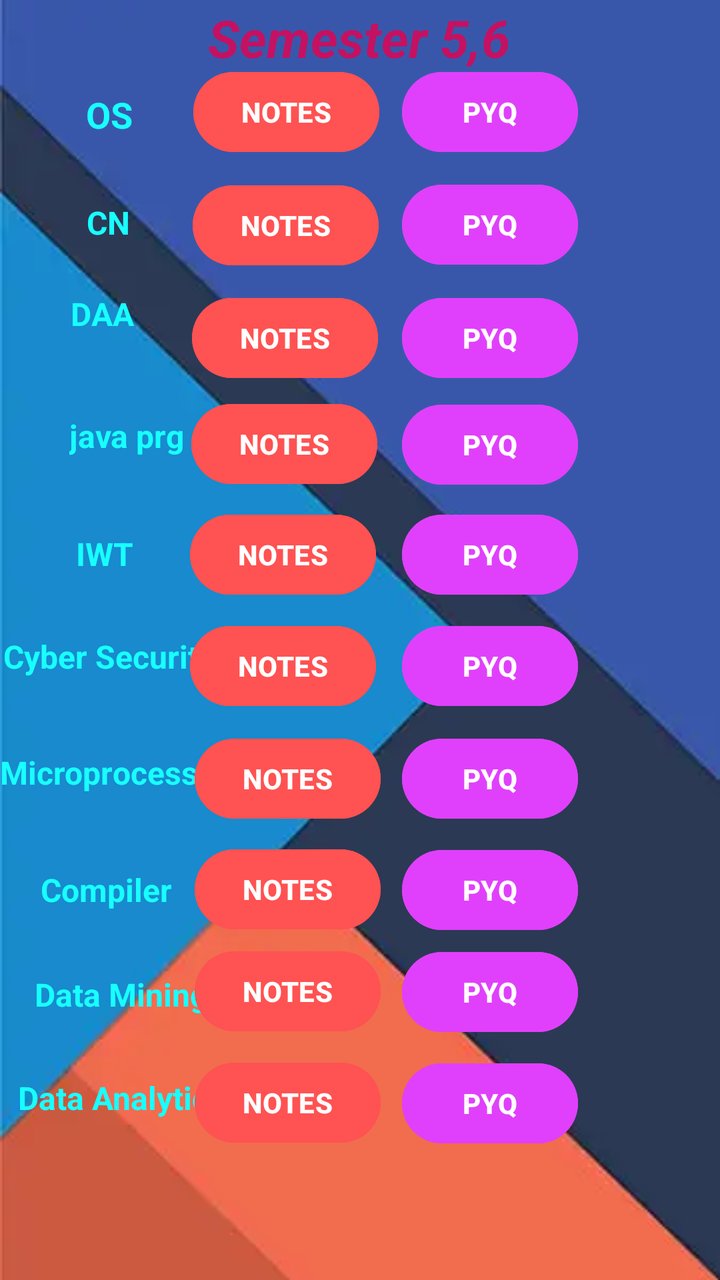
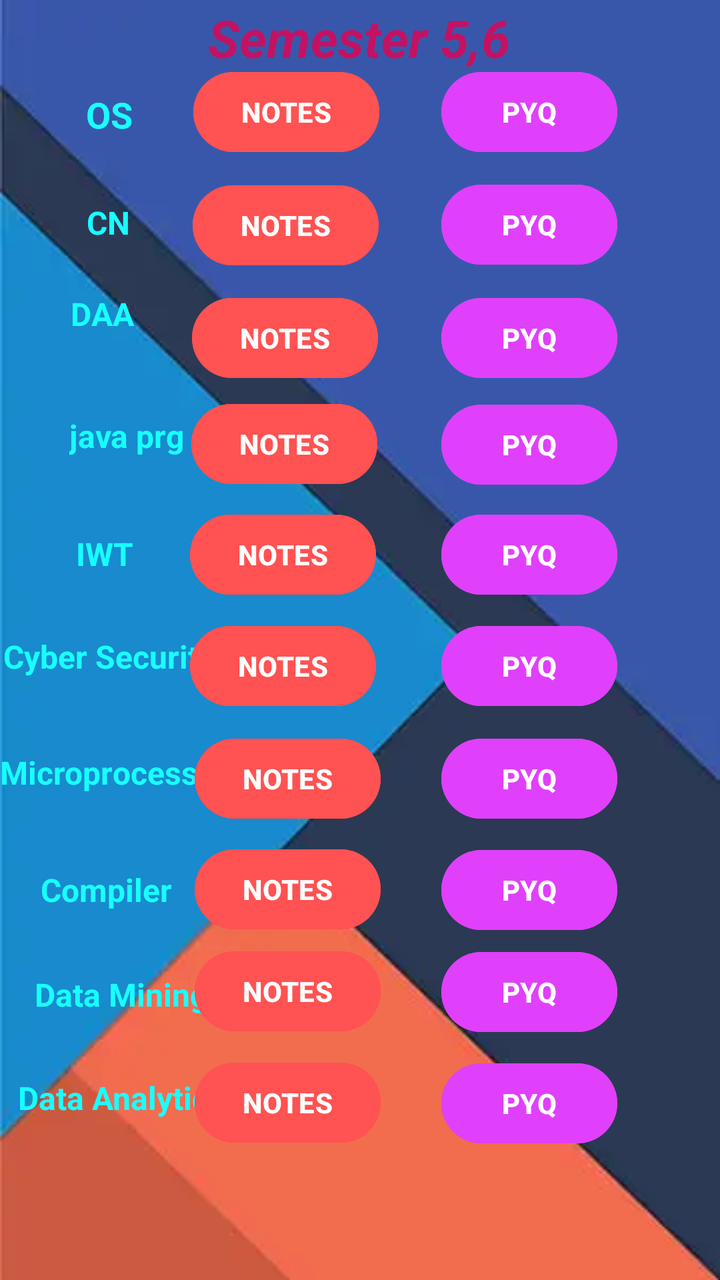

An Android layout rendered at two revisions. The XML below is the earlier revision; the diff shows what the commit changed to produce the second picture.
<!-- AndroidManifest.xml: application theme Theme.EasyStudyUTU -->
<!-- res/layout/activity_third_year.xml -->
<?xml version="1.0" encoding="utf-8"?>
<androidx.constraintlayout.widget.ConstraintLayout xmlns:android="http://schemas.android.com/apk/res/android"
    xmlns:app="http://schemas.android.com/apk/res-auto"
    xmlns:tools="http://schemas.android.com/tools"
    android:layout_width="match_parent"
    android:layout_height="match_parent"
    android:background="@drawable/background3"
    tools:context=".ThirdYear">

    <TextView
        android:id="@+id/textView21"
        android:layout_width="wrap_content"
        android:layout_height="wrap_content"
        android:text="Semester 5,6"
        android:textColor="#C51162"
        android:textSize="26sp"
        android:textStyle="bold|italic"
        app:layout_constraintBottom_toBottomOf="parent"
        app:layout_constraintEnd_toEndOf="parent"
        app:layout_constraintHorizontal_bias="0.498"
        app:layout_constraintStart_toStartOf="parent"
        app:layout_constraintTop_toTopOf="parent"
        app:layout_constraintVertical_bias="0.002" />

    <TextView
        android:id="@+id/textView22"
        android:layout_width="wrap_content"
        android:layout_height="wrap_content"
        android:text="OS"
        android:textColor="#18FFFF"
        android:textSize="18sp"
        android:textStyle="bold"
        app:layout_constraintBottom_toBottomOf="parent"
        app:layout_constraintEnd_toEndOf="parent"
        app:layout_constraintHorizontal_bias="0.128"
        app:layout_constraintStart_toStartOf="parent"
        app:layout_constraintTop_toTopOf="parent"
        app:layout_constraintVertical_bias="0.073" />

    <Button
        android:id="@+id/osnotes"
        android:layout_width="wrap_content"
        android:layout_height="wrap_content"
        android:backgroundTint="#FF5252"
        android:text="NOTES"
        android:textStyle="bold"
        app:layout_constraintBottom_toBottomOf="parent"
        app:layout_constraintEnd_toEndOf="parent"
        app:layout_constraintHorizontal_bias="0.362"
        app:layout_constraintStart_toStartOf="parent"
        app:layout_constraintTop_toTopOf="parent"
        app:layout_constraintVertical_bias="0.054" />

    <Button
        android:id="@+id/ospyq"
        android:layout_width="wrap_content"
        android:layout_height="wrap_content"
        android:backgroundTint="#E040FB"
        android:text="PYQ"
        android:textStyle="bold"
        app:layout_constraintBottom_toBottomOf="parent"
        app:layout_constraintEnd_toEndOf="parent"
        app:layout_constraintHorizontal_bias="0.739"
        app:layout_constraintStart_toStartOf="parent"
        app:layout_constraintTop_toTopOf="parent"
        app:layout_constraintVertical_bias="0.054" />

    <TextView
        android:id="@+id/textView23"
        android:layout_width="wrap_content"
        android:layout_height="wrap_content"
        android:text="CN"
        android:textColor="#18FFFF"
        android:textSize="16sp"
        android:textStyle="bold"
        app:layout_constraintBottom_toBottomOf="parent"
        app:layout_constraintEnd_toEndOf="parent"
        app:layout_constraintHorizontal_bias="0.128"
        app:layout_constraintStart_toStartOf="parent"
        app:layout_constraintTop_toTopOf="parent"
        app:layout_constraintVertical_bias="0.162" />

    <Button
        android:id="@+id/cnnotes"
        android:layout_width="wrap_content"
        android:layout_height="wrap_content"
        android:backgroundTint="#FF5252"
        android:text="NOTES"
        android:textStyle="bold"
        app:layout_constraintBottom_toBottomOf="parent"
        app:layout_constraintEnd_toEndOf="parent"
        app:layout_constraintHorizontal_bias="0.361"
        app:layout_constraintStart_toStartOf="parent"
        app:layout_constraintTop_toTopOf="parent"
        app:layout_constraintVertical_bias="0.15" />

    <Button
        android:id="@+id/cnpyq"
        android:layout_width="wrap_content"
        android:layout_height="wrap_content"
        android:backgroundTint="#E040FB"
        android:text="PYQ"
        android:textStyle="bold"
        app:layout_constraintBottom_toBottomOf="parent"
        app:layout_constraintEnd_toEndOf="parent"
        app:layout_constraintHorizontal_bias="0.739"
        app:layout_constraintStart_toStartOf="parent"
        app:layout_constraintTop_toTopOf="parent"
        app:layout_constraintVertical_bias="0.149" />

    <TextView
        android:id="@+id/textView30"
        android:layout_width="wrap_content"
        android:layout_height="wrap_content"
        android:text="DAA"
        android:textColor="#18FFFF"
        android:textSize="16sp"
        android:textStyle="bold"
        app:layout_constraintBottom_toBottomOf="parent"
        app:layout_constraintEnd_toEndOf="parent"
        app:layout_constraintHorizontal_bias="0.108"
        app:layout_constraintStart_toStartOf="parent"
        app:layout_constraintTop_toTopOf="parent"
        app:layout_constraintVertical_bias="0.236" />

    <Button
        android:id="@+id/daanotes"
        android:layout_width="wrap_content"
        android:layout_height="wrap_content"
        android:backgroundTint="#FF5252"
        android:text="NOTES"
        android:textStyle="bold"
        app:layout_constraintBottom_toBottomOf="parent"
        app:layout_constraintEnd_toEndOf="parent"
        app:layout_constraintHorizontal_bias="0.359"
        app:layout_constraintStart_toStartOf="parent"
        app:layout_constraintTop_toTopOf="parent"
        app:layout_constraintVertical_bias="0.245" />

    <Button
        android:id="@+id/daapyq"
        android:layout_width="wrap_content"
        android:layout_height="wrap_content"
        android:backgroundTint="#E040FB"
        android:text="PYQ"
        android:textStyle="bold"
        app:layout_constraintBottom_toBottomOf="parent"
        app:layout_constraintEnd_toEndOf="parent"
        app:layout_constraintHorizontal_bias="0.739"
        app:layout_constraintStart_toStartOf="parent"
        app:layout_constraintTop_toTopOf="parent"
        app:layout_constraintVertical_bias="0.245" />

    <TextView
        android:id="@+id/textView32"
        android:layout_width="wrap_content"
        android:layout_height="wrap_content"
        android:text="java prg"
        android:textColor="#18FFFF"
        android:textSize="16sp"
        android:textStyle="bold"
        app:layout_constraintBottom_toBottomOf="parent"
        app:layout_constraintEnd_toEndOf="parent"
        app:layout_constraintHorizontal_bias="0.115"
        app:layout_constraintStart_toStartOf="parent"
        app:layout_constraintTop_toTopOf="parent"
        app:layout_constraintVertical_bias="0.335" />

    <Button
        android:id="@+id/javanotes"
        android:layout_width="wrap_content"
        android:layout_height="wrap_content"
        android:backgroundTint="#FF5252"
        android:text="NOTES"
        android:textStyle="bold"
        app:layout_constraintBottom_toBottomOf="parent"
        app:layout_constraintEnd_toEndOf="parent"
        app:layout_constraintHorizontal_bias="0.358"
        app:layout_constraintStart_toStartOf="parent"
        app:layout_constraintTop_toTopOf="@+id/textView21"
        app:layout_constraintVertical_bias="0.333" />

    <Button
        android:id="@+id/javapyq"
        android:layout_width="wrap_content"
        android:layout_height="wrap_content"
        android:backgroundTint="#E040FB"
        android:text="PYQ"
        android:textStyle="bold"
        app:layout_constraintBottom_toBottomOf="parent"
        app:layout_constraintEnd_toEndOf="parent"
        app:layout_constraintHorizontal_bias="0.739"
        app:layout_constraintStart_toStartOf="parent"
        app:layout_constraintTop_toTopOf="parent"
        app:layout_constraintVertical_bias="0.335" />

    <TextView
        android:id="@+id/textView33"
        android:layout_width="wrap_content"
        android:layout_height="wrap_content"
        android:text="IWT"
        android:textColor="#18FFFF"
        android:textColorHighlight="#00BFA5"
        android:textSize="16sp"
        android:textStyle="bold"
        app:layout_constraintBottom_toBottomOf="parent"
        app:layout_constraintEnd_toEndOf="parent"
        app:layout_constraintHorizontal_bias="0.115"
        app:layout_constraintStart_toStartOf="parent"
        app:layout_constraintTop_toTopOf="parent"
        app:layout_constraintVertical_bias="0.43" />

    <Button
        android:id="@+id/iwtnotes"
        android:layout_width="wrap_content"
        android:layout_height="wrap_content"
        android:backgroundTint="#FF5252"
        android:text="NOTES"
        android:textStyle="bold"
        app:layout_constraintBottom_toBottomOf="parent"
        app:layout_constraintEnd_toEndOf="parent"
        app:layout_constraintHorizontal_bias="0.356"
        app:layout_constraintStart_toStartOf="parent"
        app:layout_constraintTop_toTopOf="parent"
        app:layout_constraintVertical_bias="0.428" />

    <Button
        android:id="@+id/iwtpyq"
        android:layout_width="wrap_content"
        android:layout_height="wrap_content"
        android:backgroundTint="#E040FB"
        android:text="PYQ"
        android:textStyle="bold"
        app:layout_constraintBottom_toBottomOf="parent"
        app:layout_constraintEnd_toEndOf="parent"
        app:layout_constraintHorizontal_bias="0.739"
        app:layout_constraintStart_toStartOf="parent"
        app:layout_constraintTop_toTopOf="parent"
        app:layout_constraintVertical_bias="0.428" />

    <TextView
        android:id="@+id/textView34"
        android:layout_width="wrap_content"
        android:layout_height="wrap_content"
        android:text="Cyber Security"
        android:textColor="#18FFFF"
        android:textSize="16sp"
        android:textStyle="bold"
        app:layout_constraintBottom_toBottomOf="parent"
        app:layout_constraintEnd_toEndOf="parent"
        app:layout_constraintHorizontal_bias="0.006"
        app:layout_constraintStart_toStartOf="parent"
        app:layout_constraintTop_toTopOf="parent"
        app:layout_constraintVertical_bias="0.513" />

    <Button
        android:id="@+id/cybernotes"
        android:layout_width="wrap_content"
        android:layout_height="wrap_content"
        android:backgroundTint="#FF5252"
        android:text="NOTES"
        android:textStyle="bold"
        app:layout_constraintBottom_toBottomOf="parent"
        app:layout_constraintEnd_toEndOf="parent"
        app:layout_constraintHorizontal_bias="0.356"
        app:layout_constraintStart_toStartOf="parent"
        app:layout_constraintTop_toTopOf="parent"
        app:layout_constraintVertical_bias="0.522" />

    <Button
        android:id="@+id/cyberpyq"
        android:layout_width="wrap_content"
        android:layout_height="wrap_content"
        android:backgroundTint="#E040FB"
        android:text="PYQ"
        android:textStyle="bold"
        app:layout_constraintBottom_toBottomOf="parent"
        app:layout_constraintEnd_toEndOf="parent"
        app:layout_constraintHorizontal_bias="0.739"
        app:layout_constraintStart_toStartOf="parent"
        app:layout_constraintTop_toTopOf="parent"
        app:layout_constraintVertical_bias="0.522" />

    <TextView
        android:id="@+id/textView35"
        android:layout_width="wrap_content"
        android:layout_height="wrap_content"
        android:text="Microprocessor"
        android:textColor="#18FFFF"
        android:textSize="16sp"
        android:textStyle="bold"
        app:layout_constraintBottom_toBottomOf="parent"
        app:layout_constraintEnd_toEndOf="parent"
        app:layout_constraintHorizontal_bias="0.0"
        app:layout_constraintStart_toStartOf="parent"
        app:layout_constraintTop_toTopOf="parent"
        app:layout_constraintVertical_bias="0.607" />

    <Button
        android:id="@+id/micropyq"
        android:layout_width="wrap_content"
        android:layout_height="wrap_content"
        android:backgroundTint="#E040FB"
        android:text="PYQ"
        android:textStyle="bold"
        app:layout_constraintBottom_toBottomOf="parent"
        app:layout_constraintEnd_toEndOf="parent"
        app:layout_constraintHorizontal_bias="0.739"
        app:layout_constraintStart_toStartOf="parent"
        app:layout_constraintTop_toTopOf="parent"
        app:layout_constraintVertical_bias="0.617" />

    <TextView
        android:id="@+id/textView36"
        android:layout_width="wrap_content"
        android:layout_height="wrap_content"
        android:text="Compiler"
        android:textColor="#18FFFF"
        android:textSize="16sp"
        android:textStyle="bold"
        app:layout_constraintBottom_toBottomOf="parent"
        app:layout_constraintEnd_toEndOf="parent"
        app:layout_constraintHorizontal_bias="0.069"
        app:layout_constraintStart_toStartOf="parent"
        app:layout_constraintTop_toTopOf="parent"
        app:layout_constraintVertical_bias="0.702" />

    <Button
        android:id="@+id/compilerpyq"
        android:layout_width="wrap_content"
        android:layout_height="wrap_content"
        android:backgroundTint="#E040FB"
        android:text="PYQ"
        android:textStyle="bold"
        app:layout_constraintBottom_toBottomOf="parent"
        app:layout_constraintEnd_toEndOf="parent"
        app:layout_constraintHorizontal_bias="0.739"
        app:layout_constraintStart_toStartOf="parent"
        app:layout_constraintTop_toTopOf="parent"
        app:layout_constraintVertical_bias="0.711" />

    <TextView
        android:id="@+id/textView37"
        android:layout_width="wrap_content"
        android:layout_height="wrap_content"
        android:text="Data Mining"
        android:textColor="#18FFFF"
        android:textSize="16sp"
        android:textStyle="bold"
        app:layout_constraintBottom_toBottomOf="parent"
        app:layout_constraintEnd_toEndOf="parent"
        app:layout_constraintHorizontal_bias="0.064"
        app:layout_constraintStart_toStartOf="parent"
        app:layout_constraintTop_toTopOf="@+id/textView21"
        app:layout_constraintVertical_bias="0.786" />

    <Button
        android:id="@+id/dataminingnotes"
        android:layout_width="wrap_content"
        android:layout_height="wrap_content"
        android:backgroundTint="#FF5252"
        android:text="NOTES"
        android:textStyle="bold"
        app:layout_constraintBottom_toBottomOf="parent"
        app:layout_constraintEnd_toEndOf="parent"
        app:layout_constraintHorizontal_bias="0.365"
        app:layout_constraintStart_toStartOf="parent"
        app:layout_constraintTop_toTopOf="parent"
        app:layout_constraintVertical_bias="0.797" />

    <Button
        android:id="@+id/minigpyq"
        android:layout_width="wrap_content"
        android:layout_height="wrap_content"
        android:backgroundTint="#E040FB"
        android:text="PYQ"
        android:textStyle="bold"
        app:layout_constraintBottom_toBottomOf="parent"
        app:layout_constraintEnd_toEndOf="parent"
        app:layout_constraintHorizontal_bias="0.739"
        app:layout_constraintStart_toStartOf="parent"
        app:layout_constraintTop_toTopOf="@+id/textView21"
        app:layout_constraintVertical_bias="0.797" />

    <TextView
        android:id="@+id/textView38"
        android:layout_width="wrap_content"
        android:layout_height="wrap_content"
        android:text="Data Analytics"
        android:textColor="#18FFFF"
        android:textSize="16sp"
        android:textStyle="bold"
        app:layout_constraintBottom_toBottomOf="parent"
        app:layout_constraintEnd_toEndOf="parent"
        app:layout_constraintHorizontal_bias="0.035"
        app:layout_constraintStart_toStartOf="parent"
        app:layout_constraintTop_toTopOf="parent"
        app:layout_constraintVertical_bias="0.87" />

    <Button
        android:id="@+id/analyticnotes"
        android:layout_width="wrap_content"
        android:layout_height="wrap_content"
        android:backgroundTint="#FF5252"
        android:text="NOTES"
        android:textStyle="bold"
        app:layout_constraintBottom_toBottomOf="parent"
        app:layout_constraintEnd_toEndOf="parent"
        app:layout_constraintHorizontal_bias="0.365"
        app:layout_constraintStart_toStartOf="parent"
        app:layout_constraintTop_toTopOf="parent"
        app:layout_constraintVertical_bias="0.891" />

    <Button
        android:id="@+id/analyticpyq"
        android:layout_width="wrap_content"
        android:layout_height="wrap_content"
        android:backgroundTint="#E040FB"
        android:text="PYQ"
        android:textStyle="bold"
        app:layout_constraintBottom_toBottomOf="parent"
        app:layout_constraintEnd_toEndOf="parent"
        app:layout_constraintHorizontal_bias="0.739"
        app:layout_constraintStart_toStartOf="parent"
        app:layout_constraintTop_toTopOf="@+id/textView21"
        app:layout_constraintVertical_bias="0.891" />

    <Button
        android:id="@+id/micronotes"
        android:layout_width="wrap_content"
        android:layout_height="wrap_content"
        android:backgroundTint="#FF5252"
        android:text="NOTES"
        android:textStyle="bold"
        app:layout_constraintBottom_toBottomOf="parent"
        app:layout_constraintEnd_toEndOf="parent"
        app:layout_constraintHorizontal_bias="0.365"
        app:layout_constraintStart_toStartOf="parent"
        app:layout_constraintTop_toTopOf="parent"
        app:layout_constraintVertical_bias="0.617" />

    <Button
        android:id="@+id/compilernotes"
        android:layout_width="wrap_content"
        android:layout_height="wrap_content"
        android:backgroundTint="#FF5252"
        android:text="NOTES"
        android:textStyle="bold"
        app:layout_constraintBottom_toBottomOf="parent"
        app:layout_constraintEnd_toEndOf="parent"
        app:layout_constraintHorizontal_bias="0.365"
        app:layout_constraintStart_toStartOf="parent"
        app:layout_constraintTop_toTopOf="@+id/textView21"
        app:layout_constraintVertical_bias="0.71" />
</androidx.constraintlayout.widget.ConstraintLayout>
<!-- resources referenced by this layout -->
<resources>
  <!-- drawable background3: webp bitmap (drawable, 3260 bytes) -->
  <style name="Theme.EasyStudyUTU" parent="Base.Theme.EasyStudyUTU" />
  <style name="Base.Theme.EasyStudyUTU" parent="Theme.Material3.DayNight.NoActionBar">
          
          
      </style>
</resources>

<!-- the commit's change to res/layout/activity_third_year.xml (unified diff, before → after) -->
@@ -60,7 +60,7 @@
         android:textStyle="bold"
         app:layout_constraintBottom_toBottomOf="parent"
         app:layout_constraintEnd_toEndOf="parent"
-        app:layout_constraintHorizontal_bias="0.739"
+        app:layout_constraintHorizontal_bias="0.811"
         app:layout_constraintStart_toStartOf="parent"
         app:layout_constraintTop_toTopOf="parent"
         app:layout_constraintVertical_bias="0.054" />
@@ -103,7 +103,7 @@
         android:textStyle="bold"
         app:layout_constraintBottom_toBottomOf="parent"
         app:layout_constraintEnd_toEndOf="parent"
-        app:layout_constraintHorizontal_bias="0.739"
+        app:layout_constraintHorizontal_bias="0.811"
         app:layout_constraintStart_toStartOf="parent"
         app:layout_constraintTop_toTopOf="parent"
         app:layout_constraintVertical_bias="0.149" />
@@ -146,7 +146,7 @@
         android:textStyle="bold"
         app:layout_constraintBottom_toBottomOf="parent"
         app:layout_constraintEnd_toEndOf="parent"
-        app:layout_constraintHorizontal_bias="0.739"
+        app:layout_constraintHorizontal_bias="0.811"
         app:layout_constraintStart_toStartOf="parent"
         app:layout_constraintTop_toTopOf="parent"
         app:layout_constraintVertical_bias="0.245" />
@@ -189,7 +189,7 @@
         android:textStyle="bold"
         app:layout_constraintBottom_toBottomOf="parent"
         app:layout_constraintEnd_toEndOf="parent"
-        app:layout_constraintHorizontal_bias="0.739"
+        app:layout_constraintHorizontal_bias="0.811"
         app:layout_constraintStart_toStartOf="parent"
         app:layout_constraintTop_toTopOf="parent"
         app:layout_constraintVertical_bias="0.335" />
@@ -233,7 +233,7 @@
         android:textStyle="bold"
         app:layout_constraintBottom_toBottomOf="parent"
         app:layout_constraintEnd_toEndOf="parent"
-        app:layout_constraintHorizontal_bias="0.739"
+        app:layout_constraintHorizontal_bias="0.811"
         app:layout_constraintStart_toStartOf="parent"
         app:layout_constraintTop_toTopOf="parent"
         app:layout_constraintVertical_bias="0.428" />
@@ -276,7 +276,7 @@
         android:textStyle="bold"
         app:layout_constraintBottom_toBottomOf="parent"
         app:layout_constraintEnd_toEndOf="parent"
-        app:layout_constraintHorizontal_bias="0.739"
+        app:layout_constraintHorizontal_bias="0.811"
         app:layout_constraintStart_toStartOf="parent"
         app:layout_constraintTop_toTopOf="parent"
         app:layout_constraintVertical_bias="0.522" />
@@ -305,7 +305,7 @@
         android:textStyle="bold"
         app:layout_constraintBottom_toBottomOf="parent"
         app:layout_constraintEnd_toEndOf="parent"
-        app:layout_constraintHorizontal_bias="0.739"
+        app:layout_constraintHorizontal_bias="0.811"
         app:layout_constraintStart_toStartOf="parent"
         app:layout_constraintTop_toTopOf="parent"
         app:layout_constraintVertical_bias="0.617" />
@@ -334,7 +334,7 @@
         android:textStyle="bold"
         app:layout_constraintBottom_toBottomOf="parent"
         app:layout_constraintEnd_toEndOf="parent"
-        app:layout_constraintHorizontal_bias="0.739"
+        app:layout_constraintHorizontal_bias="0.811"
         app:layout_constraintStart_toStartOf="parent"
         app:layout_constraintTop_toTopOf="parent"
         app:layout_constraintVertical_bias="0.711" />
@@ -377,7 +377,7 @@
         android:textStyle="bold"
         app:layout_constraintBottom_toBottomOf="parent"
         app:layout_constraintEnd_toEndOf="parent"
-        app:layout_constraintHorizontal_bias="0.739"
+        app:layout_constraintHorizontal_bias="0.811"
         app:layout_constraintStart_toStartOf="parent"
         app:layout_constraintTop_toTopOf="@+id/textView21"
         app:layout_constraintVertical_bias="0.797" />
@@ -420,7 +420,7 @@
         android:textStyle="bold"
         app:layout_constraintBottom_toBottomOf="parent"
         app:layout_constraintEnd_toEndOf="parent"
-        app:layout_constraintHorizontal_bias="0.739"
+        app:layout_constraintHorizontal_bias="0.811"
         app:layout_constraintStart_toStartOf="parent"
         app:layout_constraintTop_toTopOf="@+id/textView21"
         app:layout_constraintVertical_bias="0.891" />
